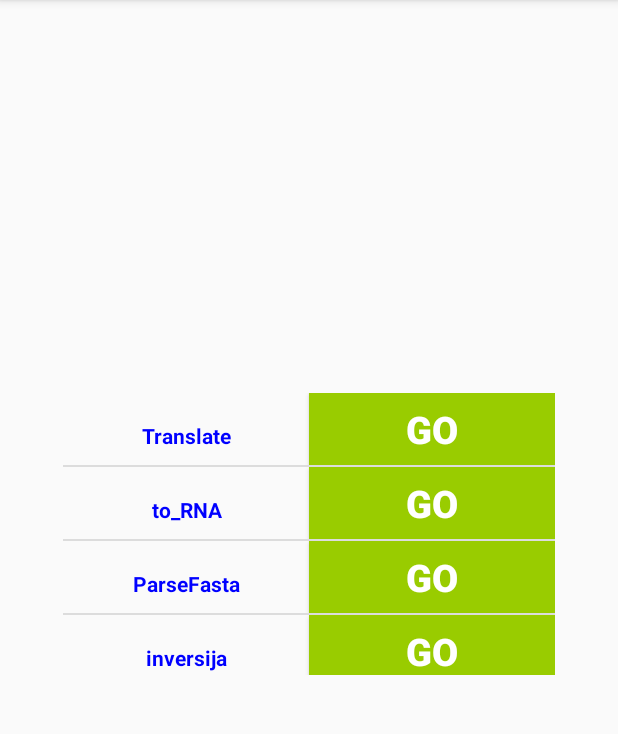
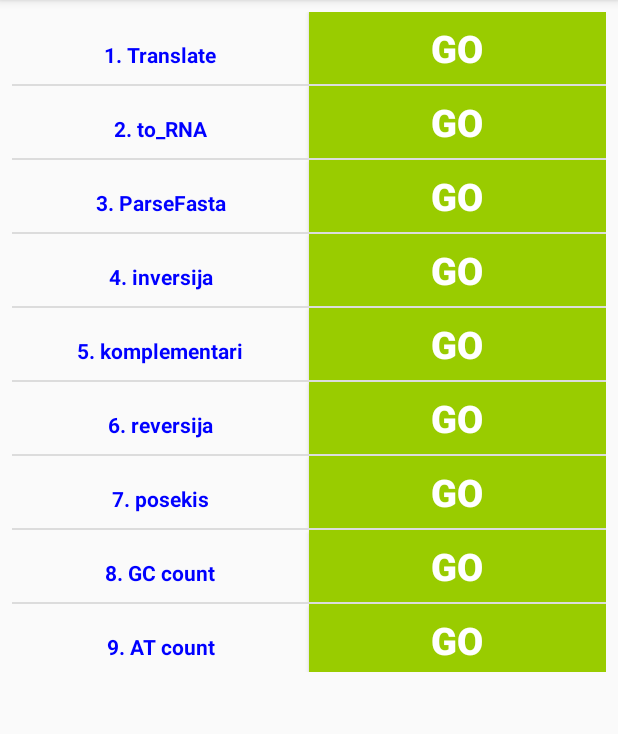
Before and after one commit to Uzbeko/biojava_core_application, an Android app: the screen it shows after launch (MainActivity), on a phone screen of 412 x 824 dp, the part 84-818 px from its top. Run offline under Robolectric (Android 15) with nearby library versions, the phone set to English and light mode, and no system bars.

Commit message:
Sutvarkiau išlyginimą (padariau monospace). Patvarkiau (genbank from internet)

```diff
--- a/app/src/main/java/org/biojava/bl/ListAdapter.java
+++ b/app/src/main/java/org/biojava/bl/ListAdapter.java
@@ -56,10 +56,6 @@ public class ListAdapter extends ArrayAdapter<String> {
                 ListView listView = (ListView) parentRow.getParent();
                 final int position = listView.getPositionForView(parentRow);
 
-//                // It will change textview text :
-//                Toast.makeText(v.getContext(), "position: "+position, Toast.LENGTH_LONG).show();
-//                list_Txt.setText("Clicked Me!");
-
                 View rootView=  (View) v.getRootView();
                 TextView outputView = (TextView) rootView.findViewById(R.id.outputView2);
                 outputView.setText("");
@@ -70,7 +66,6 @@ public class ListAdapter extends ArrayAdapter<String> {
                 intent.setAction(Intent.ACTION_GET_CONTENT);
                 Activity host = (Activity) v.getContext();
                 host.startActivityForResult(Intent.createChooser(intent, "Select a file"), (120+position));
-
             }
         });
 
--- a/app/src/main/java/org/biojava/coreapp/MainActivity.java
+++ b/app/src/main/java/org/biojava/coreapp/MainActivity.java
@@ -1,6 +1,7 @@
 package org.biojava.coreapp;
 
 import android.content.Intent;
+import android.graphics.Typeface;
 import android.net.Uri;
 import android.support.v7.app.AppCompatActivity;
 import android.os.Bundle;
@@ -55,54 +56,36 @@ public class MainActivity extends AppCompatActivity {
 
 
     private ListView buttonList;
-    private ArrayList list = new ArrayList();
     private ArrayList<String> myData=new ArrayList<String>();
-    private ArrayAdapter adapter;
 
-    private TextView outputView;
 
     @Override
     protected void onCreate(Bundle savedInstanceState) {
         super.onCreate(savedInstanceState);
         setContentView(R.layout.activity_main2);
-//---------------------------------------------------------------------
-//        ActivityManager.RunningAppProcessInfo info = new ActivityManager.RunningAppProcessInfo();
-//        ActivityManager.getMyMemoryState(info);
-////        final InputStream classpathIs = getClass().getClassLoader().getResourceAsStream("org/biojava/nbio/core/sequence/iupac.txt");//senoji direktorij
-//        XmlPullParserFactory factory = null;
-//        try {
-//            factory = XmlPullParserFactory.newInstance();
-//            XmlPullParser parser = factory.newPullParser();
-//        } catch (XmlPullParserException e) {
-//            e.printStackTrace();
-//        }
 
-
-        Log.e(LOG, System.getProperty("os.name"));
-        outputView = (TextView) findViewById(outputView2);
 //---------button list---------------------------------------------------------
         buttonList = (ListView) findViewById(R.id.Buttons);
 
-        myData.add("Translate");
-        myData.add("to_RNA");
-        myData.add("ParseFasta");
-        myData.add("inversija");
-        myData.add("komplementari");
-        myData.add("reversija");
-        myData.add("posekis");
-        myData.add("GC count");
-        myData.add("AT count");
-        myData.add("composition");
-        myData.add("kmerNonOverlap");
-        myData.add("kmerOverlap");
-        myData.add("blast_report_paerser");
-        myData.add("genebank");
-        myData.add("genebank fom internet (NP_000257)");
-        myData.add("needlemanWunsch(global)");
+        myData.add("1. Translate");
+        myData.add("2. to_RNA");
+        myData.add("3. ParseFasta");
+        myData.add("4. inversija");
+        myData.add("5. komplementari");
+        myData.add("6. reversija");
+        myData.add("7. posekis");
+        myData.add("8. GC count");
+        myData.add("9. AT count");
+        myData.add("10. composition");
+        myData.add("11. kmerNonOverlap");
+        myData.add("12. kmerOverlap");
+        myData.add("13. blast_report_paerser");
+        myData.add("14. genebank");
+        myData.add("15. genebank fom internet");
+        myData.add("16. needlemanWunsch(global)");
 
         ListAdapter adapter = new ListAdapter(this,myData);
         buttonList.setAdapter(adapter);
-
 
     }
 
@@ -116,8 +99,10 @@ public class MainActivity extends AppCompatActivity {
             Controller control = new Controller(this);
             String result = control.swichCase(requestCode, fileUri);
             TextView outputView = (TextView) findViewById(outputView2);
+            outputView.setTypeface(Typeface.MONOSPACE);                 //visos raides vienodo ilgio
             outputView.setText(result);
         }
+
     }
 
     public void setTextView(String result){
--- a/app/src/main/res/layout/activity_main2.xml
+++ b/app/src/main/res/layout/activity_main2.xml
@@ -8,8 +8,8 @@
 
     <ListView
         android:id="@+id/Buttons"
-        android:layout_width="328dp"
-        android:layout_height="188dp"
+        android:layout_width="0dp"
+        android:layout_height="0dp"
         android:layout_marginBottom="8dp"
         android:layout_marginEnd="8dp"
         android:layout_marginLeft="8dp"
@@ -25,21 +25,25 @@
 
     <ScrollView
         android:id="@+id/scrollView2"
-        android:layout_width="297dp"
+        android:layout_width="0dp"
         android:layout_height="294dp"
-        android:layout_marginBottom="16dp"
+        android:layout_marginBottom="18dp"
         app:layout_constraintBottom_toBottomOf="parent"
         android:layout_marginRight="8dp"
         app:layout_constraintRight_toRightOf="parent"
         android:layout_marginLeft="8dp"
         app:layout_constraintLeft_toLeftOf="parent"
-        tools:layout_editor_absoluteY="201dp">
+        app:layout_constraintHorizontal_bias="0.0">
+        <HorizontalScrollView android:id="@+id/horizontalScrollView1"
+            android:layout_width="wrap_content" android:layout_height="wrap_content">
 
-        <TextView
-            android:id="@+id/outputView2"
-            android:layout_width="match_parent"
-            android:layout_height="wrap_content"
-            android:text="" />
+            <TextView
+                android:id="@+id/outputView2"
+                android:layout_width="wrap_content"
+                android:layout_height="wrap_content"
+                android:text=""
+                android:textIsSelectable="false" />
+        </HorizontalScrollView>
     </ScrollView>
 
 </android.support.constraint.ConstraintLayout>
```
Also changed, not shown: app/src/main/java/org/biojava/bl/Controller.java (+19 -16 lines), app/src/main/java/org/biojava/bl/GenbankAsyncTask.java (+4 -3 lines), 1 other file.
